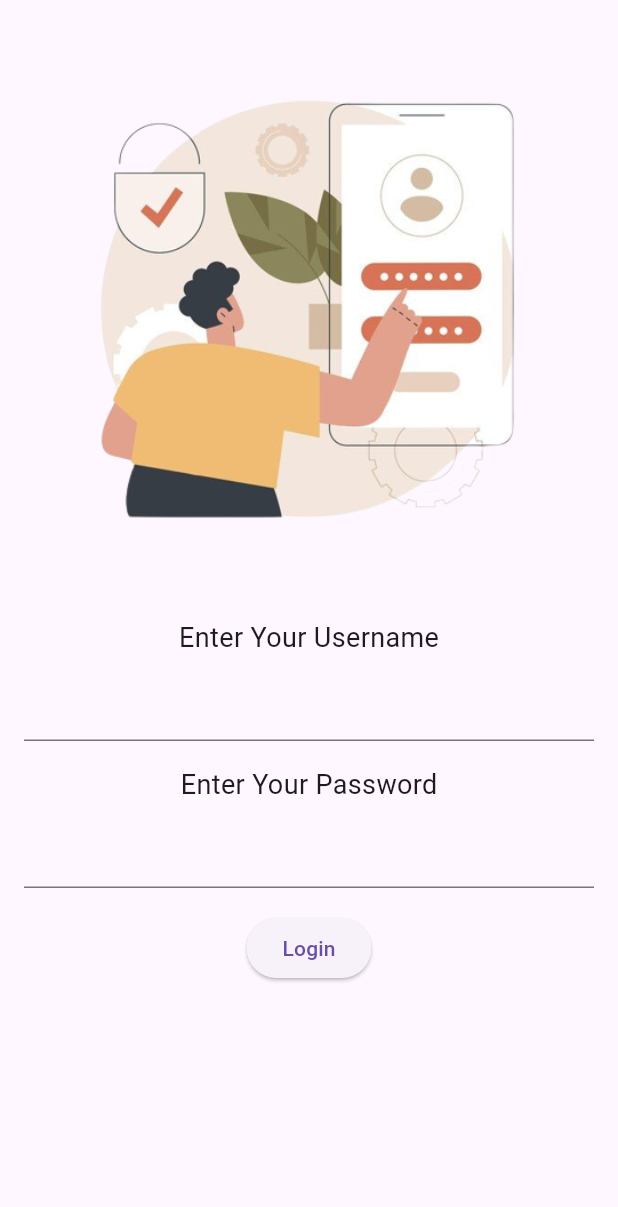
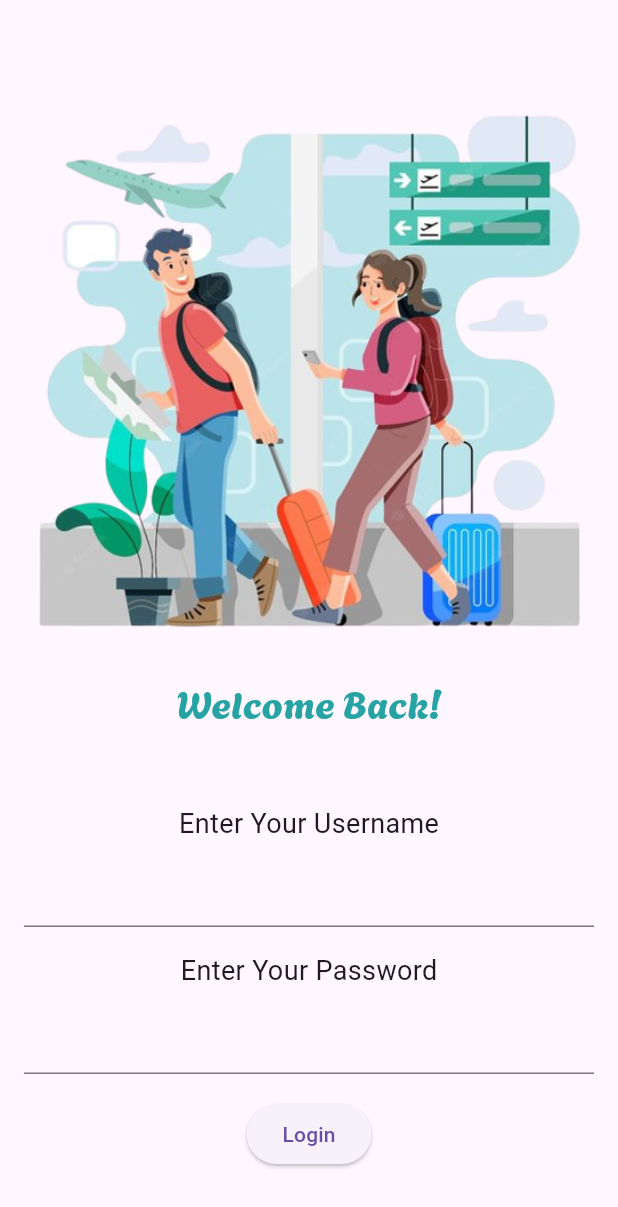
Before and after one commit to ST60002CEM/batch31b-sneehaa, a Flutter app: the screen it shows after launch, on a phone screen of 412 x 824 dp. Shown: the top 1207 px of the screen. Run offline on Flutter 3.47's test engine with Material 3 defaults, Android fonts, the phone set to English and light mode, and no system bars.

Commit message:
fonts, images added & changed

```diff
--- a/lib/screens/login_screen.dart
+++ b/lib/screens/login_screen.dart
@@ -25,13 +25,25 @@ class _LoginScreenState extends State<LoginScreen> {
             child: Column(
               mainAxisAlignment: MainAxisAlignment.center,
               children: [
+                const SizedBox(
+                  height: 40.0,
+                ),
                 ClipRRect(
-                  borderRadius: BorderRadius.circular(8.0),
+                  borderRadius: BorderRadius.circular(10.0),
                   child: Image.asset(
                     'assets/images/login.png',
                   ),
                 ),
-                const SizedBox(height: 16),
+                const SizedBox(height: 14),
+                const Text(
+                  "Welcome Back!",
+                  style: TextStyle(
+                    fontSize: 25,
+                    color: Color.fromRGBO(39, 163, 163, 1),
+                    fontFamily: 'Agbalumo',
+                  ),
+                ),
+                const SizedBox(height: 50),
                 const Text(
                   "Enter Your Username",
                   style: TextStyle(fontSize: 18.0),
@@ -83,9 +95,6 @@ class _LoginScreenState extends State<LoginScreen> {
                 ElevatedButton(
                   onPressed: () {
                     if (_formKey.currentState!.validate()) {
-                      // Perform login logic here
-                      // You can use _usernameController.text and _passwordController.text
-                      // for the username and password entered by the user
                       Navigator.pushNamed(context, AppRoute.dashboardRoute);
                     }
                   },
```
Also changed, not shown: pubspec.yaml (+15 -11 lines), assets/fonts/Agbalumo-Regular.ttf (added), assets/images/login.png, assets/images/signup.png (added).
